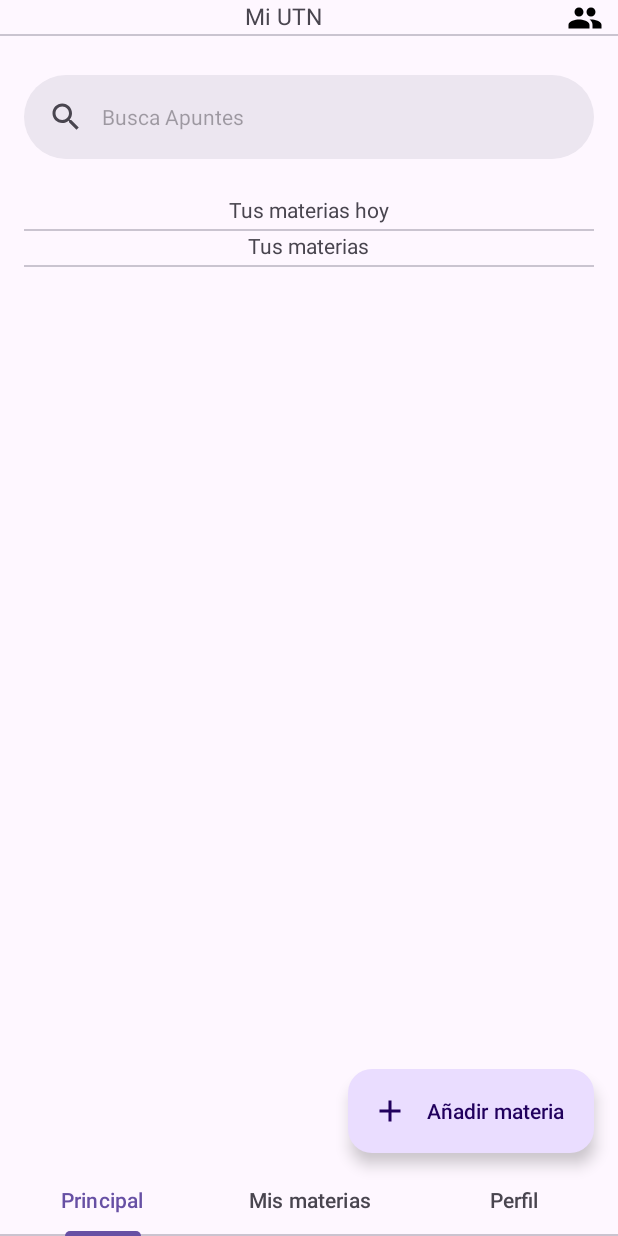
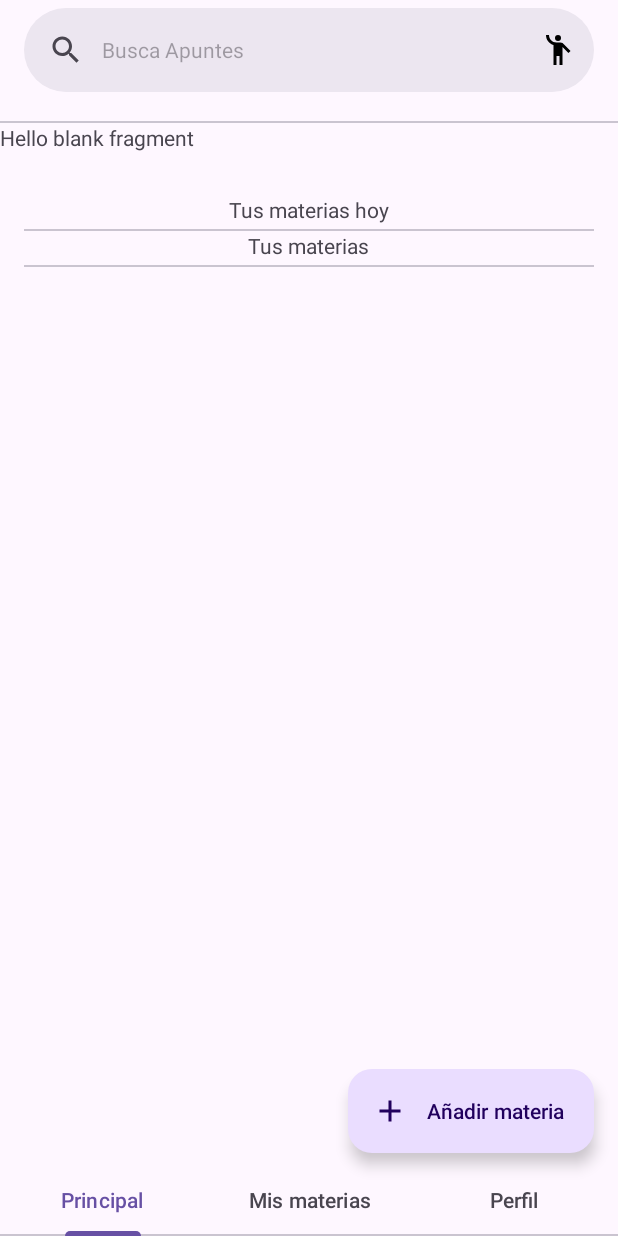
Before and after one commit to fabian3117/ProyectoUTN, an Android app: the screen it shows after launch (MainActivity), on a phone screen of 412 x 824 dp. Run offline under Robolectric (Android 15) with nearby library versions, the phone set to English and light mode, and no system bars; our stand-ins replace navigation-ui.

Commit message:
Añadido de fragment en proceso.

```diff
--- a/app/src/main/java/com/example/miutn/MainActivity.java
+++ b/app/src/main/java/com/example/miutn/MainActivity.java
@@ -1,5 +1,7 @@
 package com.example.miutn;
 
+import android.app.FragmentManager;
+import android.app.FragmentTransaction;
 import android.content.Context;
 import android.os.Bundle;
 
@@ -140,6 +142,11 @@
     RecyclerMismateriasHoy.setLayoutManager(new LinearLayoutManager(this));
     sideSheetContainer=findViewById(R.id.sideSheetContainer);
     extendedFloatingActionButton=findViewById(R.id.fab);
+    //FragmentManager fragmentManager = getFragmentManager();
+    //FragmentTransaction transaction = fragmentManager.beginTransaction();
+    principalFragment fragment= new principalFragment();
+    getSupportFragmentManager().beginTransaction().add(R.id.fragmentPrincipalx,fragment).commit();
+//    transaction.add(R.id.fragmentPrincipal, fragment);
 //TODO Terminar esto que es para añadir mas materias
     //Tengo que  Mostrar todas las materias posibles horarios y sedes
 
--- /dev/null
+++ b/app/src/main/java/com/example/miutn/principalFragment.java
@@ -0,0 +1,64 @@
+package com.example.miutn;
+
+import android.os.Bundle;
+
+import androidx.fragment.app.Fragment;
+
+import android.view.LayoutInflater;
+import android.view.View;
+import android.view.ViewGroup;
+
+/**
+ * A simple {@link Fragment} subclass.
+ * Use the {@link principalFragment#newInstance} factory method to
+ * create an instance of this fragment.
+ */
+public class principalFragment extends Fragment {
+
+    // TODO: Rename parameter arguments, choose names that match
+    // the fragment initialization parameters, e.g. ARG_ITEM_NUMBER
+    private static final String ARG_PARAM1 = "param1";
+    private static final String ARG_PARAM2 = "param2";
+
+    // TODO: Rename and change types of parameters
+    private String mParam1;
+    private String mParam2;
+
+    public principalFragment() {
+        // Required empty public constructor
+    }
+
+    /**
+     * Use this factory method to create a new instance of
+     * this fragment using the provided parameters.
+     *
+     * @param param1 Parameter 1.
+     * @param param2 Parameter 2.
+     * @return A new instance of fragment principalFragment.
+     */
+    // TODO: Rename and change types and number of parameters
+    public static principalFragment newInstance(String param1, String param2) {
+        principalFragment fragment = new principalFragment();
+        Bundle args = new Bundle();
+        args.putString(ARG_PARAM1, param1);
+        args.putString(ARG_PARAM2, param2);
+        fragment.setArguments(args);
+        return fragment;
+    }
+
+    @Override
+    public void onCreate(Bundle savedInstanceState) {
+        super.onCreate(savedInstanceState);
+        if (getArguments() != null) {
+            mParam1 = getArguments().getString(ARG_PARAM1);
+            mParam2 = getArguments().getString(ARG_PARAM2);
+        }
+    }
+
+    @Override
+    public View onCreateView(LayoutInflater inflater, ViewGroup container,
+                             Bundle savedInstanceState) {
+        // Inflate the layout for this fragment
+        return inflater.inflate(R.layout.fragment_principal, container, false);
+    }
+}
--- /dev/null
+++ b/app/src/main/res/drawable/profile_icon.xml
@@ -0,0 +1,6 @@
+<vector android:height="24dp" android:tint="#000000"
+    android:viewportHeight="24" android:viewportWidth="24"
+    android:width="24dp" xmlns:android="http://schemas.android.com/apk/res/android">
+    <path android:fillColor="@android:color/white" android:pathData="M12,4m-2,0a2,2 0,1 1,4 0a2,2 0,1 1,-4 0"/>
+    <path android:fillColor="@android:color/white" android:pathData="M15.89,8.11C15.5,7.72 14.83,7 13.53,7c-0.21,0 -1.42,0 -2.54,0C8.24,6.99 6,4.75 6,2H4c0,3.16 2.11,5.84 5,6.71V22h2v-6h2v6h2V10.05L18.95,14l1.41,-1.41L15.89,8.11z"/>
+</vector>
--- a/app/src/main/res/layout/activity_main.xml
+++ b/app/src/main/res/layout/activity_main.xml
@@ -1,5 +1,6 @@
 <?xml version="1.0" encoding="utf-8"?>
-<androidx.coordinatorlayout.widget.CoordinatorLayout xmlns:android="http://schemas.android.com/apk/res/android"
+<androidx.coordinatorlayout.widget.CoordinatorLayout
+    xmlns:android="http://schemas.android.com/apk/res/android"
     xmlns:app="http://schemas.android.com/apk/res-auto"
     xmlns:tools="http://schemas.android.com/tools"
     android:layout_width="match_parent"
@@ -11,26 +12,19 @@
 <LinearLayout
     android:layout_width="match_parent"
     android:layout_height="wrap_content"
-    android:orientation="horizontal"
+    android:orientation="vertical"
     android:id="@+id/Principal"
     >
-    <TextView
-        android:layout_width="0dp"
+    <com.google.android.material.search.SearchBar
+        android:id="@+id/search_bar"
+        android:layout_width="match_parent"
         android:layout_height="wrap_content"
-        android:layout_weight="1"
-        android:textSize="15sp"
-        android:text="Mi UTN"
-        android:gravity="center"
-        />
-    <ImageView
-        android:layout_width="wrap_content"
-        android:layout_height="wrap_content"
-        android:src="@drawable/iconprofile"
-        android:layout_gravity="end"
-        android:layout_marginEnd="10dp"
-        />
-</LinearLayout>
-
+        android:layout_marginTop="5dp"
+        android:hint="Busca Apuntes"
+        android:textAlignment="center"
+        app:menu="@menu/menu_search_bar"
+        android:textAppearance="@style/Widget.Material3.SearchBar"
+        app:layout_anchor="@id/DivPrin" />
     <com.google.android.material.divider.MaterialDivider
         android:layout_width="wrap_content"
         android:layout_height="wrap_content"
@@ -40,21 +34,15 @@
         android:id="@+id/DivPrin"
         android:layout_marginTop="5px"
         />
-
+    <androidx.fragment.app.FragmentContainerView
+        android:layout_width="match_parent"
+        android:layout_height="match_parent"
+        android:id="@+id/fragmentPrincipalx"/>
+</LinearLayout>
     <androidx.constraintlayout.widget.Barrier
         android:layout_width="wrap_content"
         android:layout_height="wrap_content"
         app:barrierDirection="left" />
-
-    <com.google.android.material.search.SearchBar
-        android:id="@+id/search_bar"
-        android:layout_width="match_parent"
-        android:layout_height="wrap_content"
-        android:layout_marginTop="50dp"
-        android:hint="Busca Apuntes"
-        android:textAlignment="center"
-        android:textAppearance="@style/Widget.Material3.SearchBar"
-        app:layout_anchor="@id/DivPrin" />
 
     <LinearLayout
         android:layout_width="match_parent"
--- /dev/null
+++ b/app/src/main/res/layout/fragment_principal.xml
@@ -0,0 +1,14 @@
+<?xml version="1.0" encoding="utf-8"?>
+<FrameLayout xmlns:android="http://schemas.android.com/apk/res/android"
+    xmlns:tools="http://schemas.android.com/tools"
+    android:layout_width="match_parent"
+    android:layout_height="match_parent"
+    tools:context=".principalFragment">
+
+    <!-- TODO: Update blank fragment layout -->
+    <TextView
+        android:layout_width="match_parent"
+        android:layout_height="match_parent"
+        android:text="@string/hello_blank_fragment" />
+
+</FrameLayout>
--- /dev/null
+++ b/app/src/main/res/menu/menu_search_bar.xml
@@ -0,0 +1,10 @@
+<menu xmlns:android="http://schemas.android.com/apk/res/android"
+    xmlns:app="http://schemas.android.com/apk/res-auto">
+
+    <item
+        android:id="@+id/action_avatar"
+        android:title="Avatar"
+        android:icon="@drawable/profile_icon"
+        app:showAsAction="always" />
+
+</menu>
--- a/app/src/main/res/values/strings.xml
+++ b/app/src/main/res/values/strings.xml
@@ -43,4 +43,6 @@
         libero vel nunc consequat, quis tincidunt nisl eleifend. Cras bibendum enim a justo luctus
         vestibulum. Fusce dictum libero quis erat maximus, vitae volutpat diam dignissim.
     </string>
+    <!-- TODO: Remove or change this placeholder text -->
+    <string name="hello_blank_fragment">Hello blank fragment</string>
 </resources>
```
